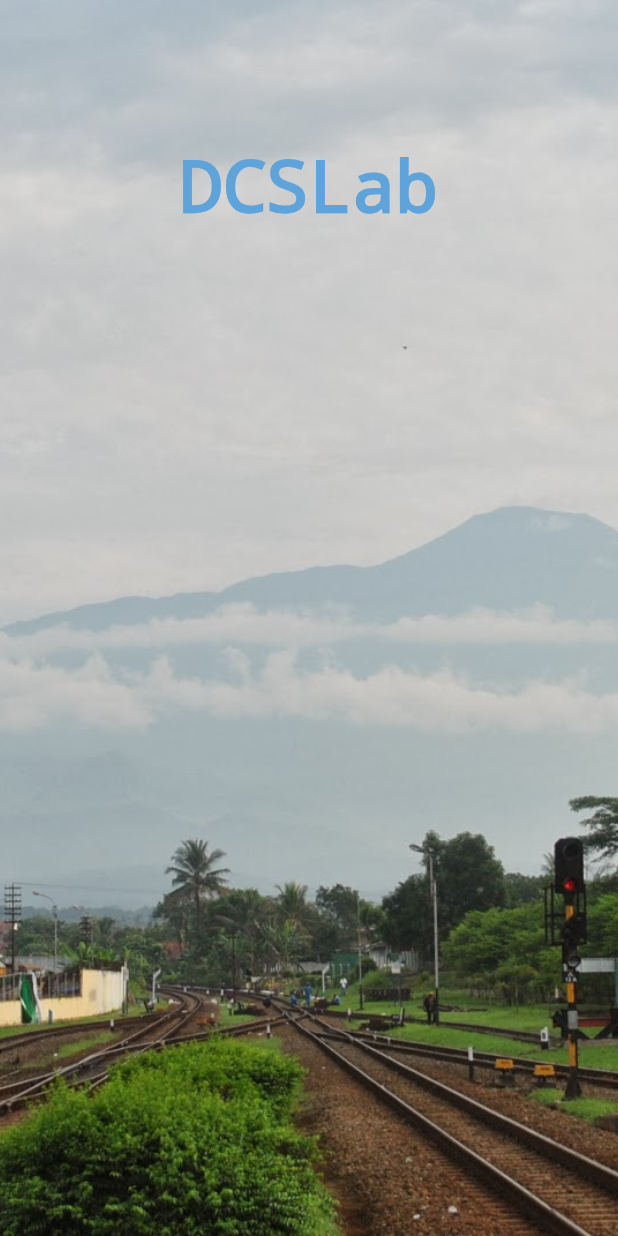
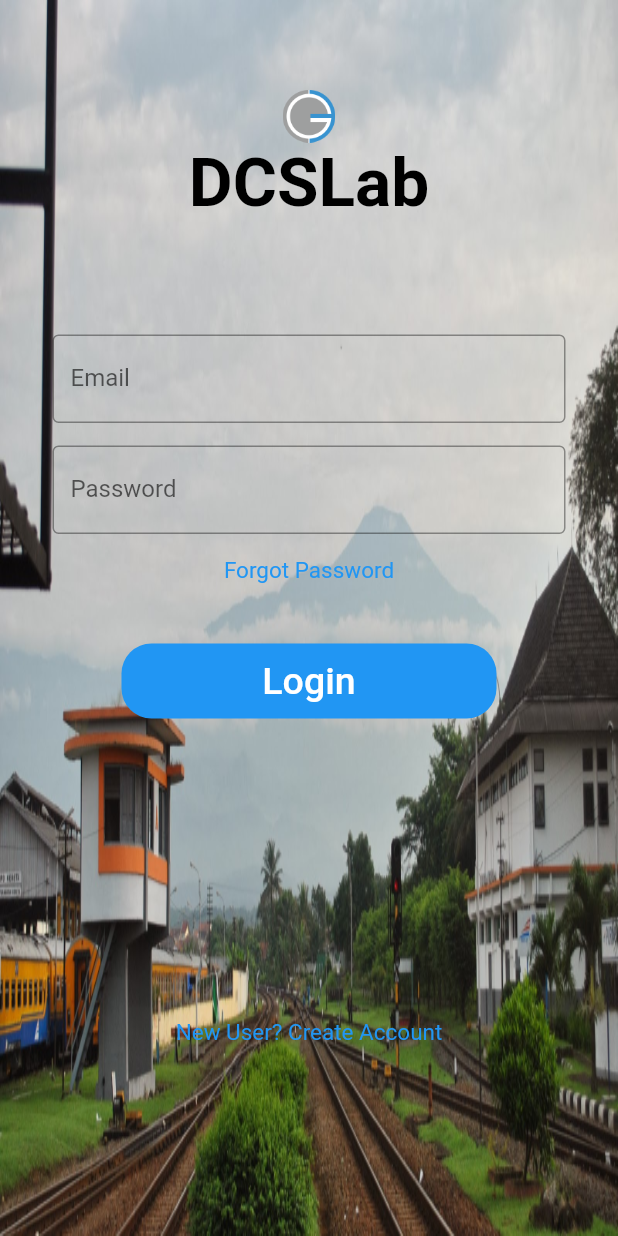
Before and after one commit to GitzJoey/dcslab_mobile, a Flutter app: the screen it shows after launch, on a phone screen of 412 x 824 dp. Run offline on Flutter 3.47's test engine with Material 2 defaults, Android fonts, the phone set to English and light mode, and no system bars.

Commit message:
initial commit

```diff
--- a/lib/main.dart
+++ b/lib/main.dart
@@ -34,19 +34,97 @@
 
   @override
   Widget build(BuildContext context) {
-    return Container(
-      decoration: const BoxDecoration(
-        image: DecorationImage(
-          image: AssetImage('images/bg.jpg'),
-          fit: BoxFit.cover,
+    return Scaffold(
+      body: Container(
+        decoration: const BoxDecoration(
+            image: DecorationImage(
+                image: AssetImage('images/bg.jpg'), fit: BoxFit.fill)),
+        child: Column(
+          children: <Widget>[
+            Padding(
+              padding: const EdgeInsets.only(top: 60.0),
+              child: Center(
+                  child: SizedBox(
+                width: 35,
+                height: 35,
+                child: Image.asset('images/g_logo.png'),
+              )),
+            ),
+            const Text('DCSLab',
+                style: TextStyle(
+                    fontSize: 45,
+                    fontWeight: FontWeight.bold,
+                    decoration: TextDecoration.none,
+                    color: Colors.black)),
+            const SizedBox(
+              height: 75,
+            ),
+            const Padding(
+              padding: EdgeInsets.symmetric(horizontal: 35),
+              child: TextField(
+                decoration: InputDecoration(
+                  border: OutlineInputBorder(),
+                  labelText: 'Email',
+                  hintText: 'john.doe@example.com',
+                ),
+              ),
+            ),
+            const SizedBox(
+              height: 15,
+            ),
+            const Padding(
+              padding: EdgeInsets.symmetric(horizontal: 35),
+              child: TextField(
+                obscureText: true,
+                enableSuggestions: false,
+                autocorrect: false,
+                decoration: InputDecoration(
+                    border: OutlineInputBorder(),
+                    labelText: 'Password',
+                    hintText: '******************'),
+              ),
+            ),
+            TextButton(
+              onPressed: () {},
+              child: const Text(
+                'Forgot Password',
+                style: TextStyle(
+                    fontWeight: FontWeight.normal,
+                    color: Colors.blue,
+                    fontSize: 15),
+              ),
+            ),
+            const SizedBox(
+              height: 25,
+            ),
+            Container(
+              height: 50,
+              width: 250,
+              decoration: BoxDecoration(
+                  color: Colors.blue, borderRadius: BorderRadius.circular(20)),
+              child: TextButton(
+                onPressed: () {},
+                child: const Text(
+                  'Login',
+                  style: TextStyle(color: Colors.white, fontSize: 25),
+                ),
+              ),
+            ),
+            const SizedBox(
+              height: 185,
+            ),
+            TextButton(
+                onPressed: () {},
+                child: const Text(
+                  'New User? Create Account',
+                  style: TextStyle(
+                      fontWeight: FontWeight.normal,
+                      color: Colors.blue,
+                      fontSize: 15),
+                ))
+          ],
         ),
       ),
-      child: Container(
-          alignment: const Alignment(0.0, -0.75),
-          child: const Text('DCSLab',
-              style: TextStyle(
-                  decoration: TextDecoration.none,
-                  color: Color.fromARGB(255, 95, 163, 219)))),
     );
   }
 }
--- a/pubspec.yaml
+++ b/pubspec.yaml
@@ -64,6 +64,7 @@ flutter:
 
   assets:
     - images/bg.jpg
+    - images/g_logo.png
 
   # An image asset can refer to one or more resolution-specific "variants", see
   # https://flutter.dev/assets-and-images/#resolution-aware
```
Also changed, not shown: images/g_logo.png (added).
